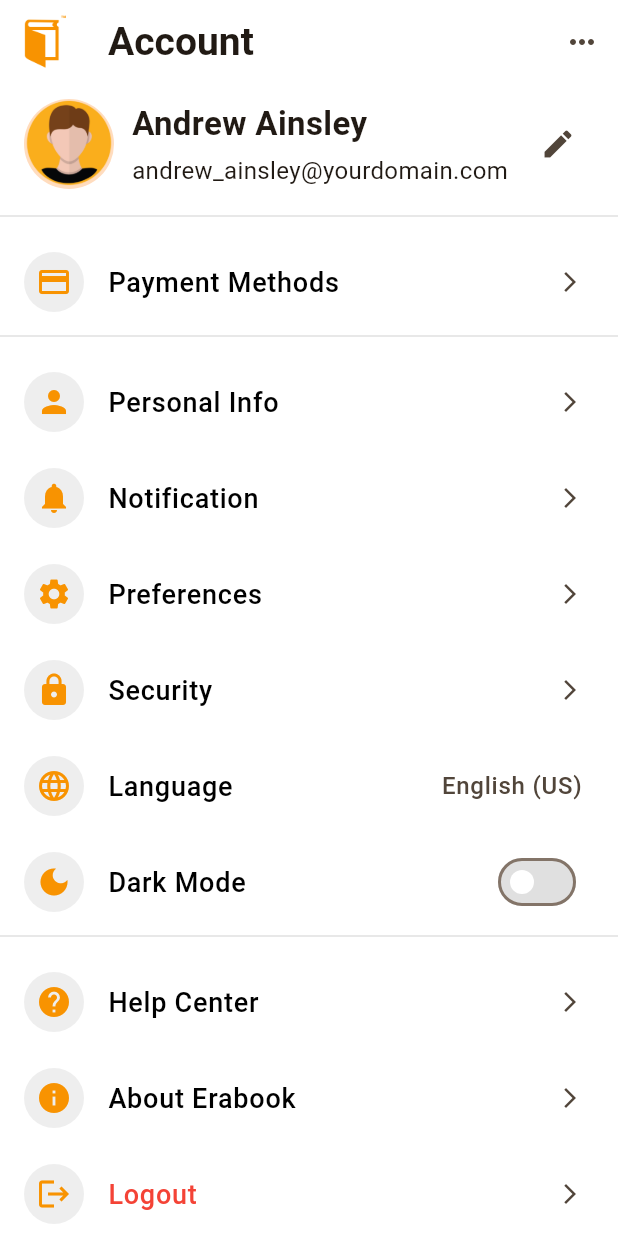
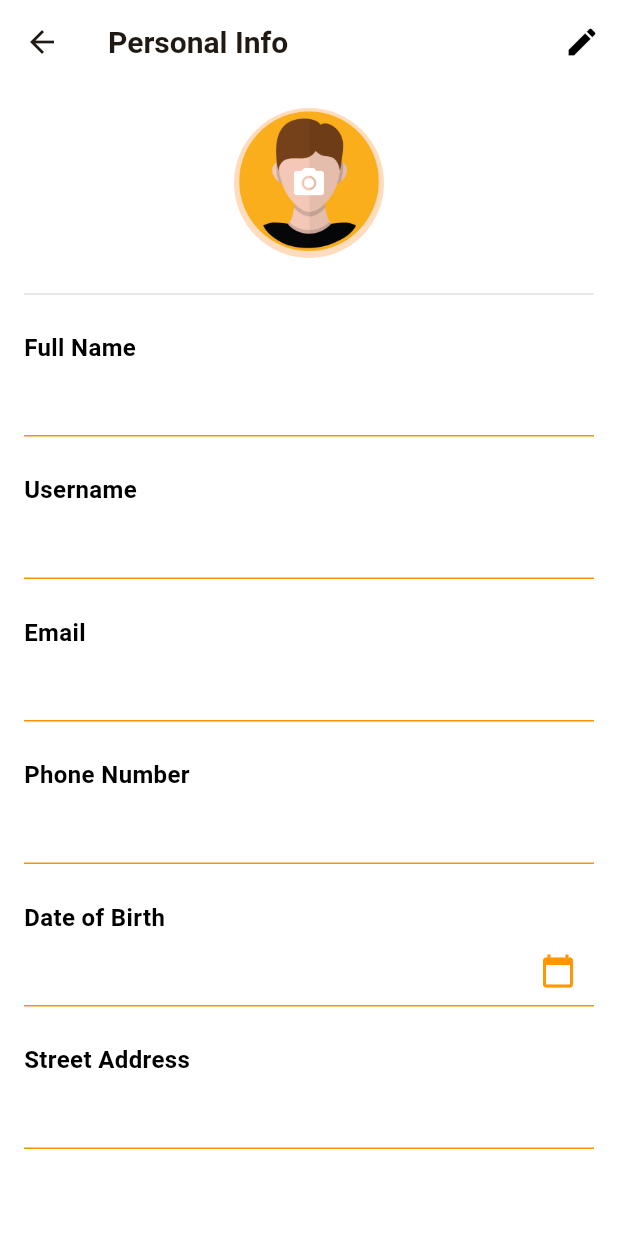
Before and after one commit to mostafizemon/E-Book-UI-Challange, a Flutter app: the AccountScreen screen opened directly, after a tap on "Personal Info", on a phone screen of 412 x 824 dp. Run offline on Flutter 3.47's test engine with Material 3 defaults, Android fonts, the phone set to English and light mode, and no system bars; our stand-ins replace country_picker, flutter_spinkit, image_picker, pinput.

Commit message:
book list screen and personal info screen design done

```diff
--- a/lib/common/widgets/genre_card.dart
+++ b/lib/common/widgets/genre_card.dart
@@ -13,7 +13,7 @@ class GenreCard extends StatelessWidget {
   @override
   Widget build(BuildContext context) {
     return Container(
-      width: 160,
+      width: 165,
       height: 100,
       decoration: BoxDecoration(
         borderRadius: BorderRadius.circular(12),
--- a/lib/screens/account_screen/account_screen.dart
+++ b/lib/screens/account_screen/account_screen.dart
@@ -1,5 +1,6 @@
 import 'package:flutter/material.dart';
 import 'package:ui_challange/common/widgets/custom_appbar.dart';
+import 'package:ui_challange/screens/personal_info_screen/personal_info_screen.dart';
 import '../../app/app_colors.dart';
 
 class AccountScreen extends StatefulWidget {
@@ -61,7 +62,9 @@ class _AccountScreenState extends State<AccountScreen> {
 
             _buildAccountOption(Icons.payment, "Payment Methods", () {}),
             Divider(color: Colors.black12),
-            _buildAccountOption(Icons.person, "Personal Info", () {}),
+            _buildAccountOption(Icons.person, "Personal Info", () {
+              Navigator.push(context, MaterialPageRoute(builder: (context)=>PersonalInfoScreen()));
+            }),
             _buildAccountOption(Icons.notifications, "Notification", () {}),
             _buildAccountOption(Icons.settings, "Preferences", () {}),
             _buildAccountOption(Icons.lock, "Security", () {}),
--- /dev/null
+++ b/lib/screens/personal_info_screen/personal_info_screen.dart
@@ -0,0 +1,147 @@
+import 'package:flutter/material.dart';
+import 'package:image_picker/image_picker.dart';
+import 'dart:io';
+
+import 'package:ui_challange/common/widgets/input_title.dart';
+import '../../app/app_colors.dart';
+
+class PersonalInfoScreen extends StatefulWidget {
+  const PersonalInfoScreen({super.key});
+
+  @override
+  State<PersonalInfoScreen> createState() => _PersonalInfoScreenState();
+}
+
+class _PersonalInfoScreenState extends State<PersonalInfoScreen> {
+  File? _image;
+  final TextEditingController _dobController = TextEditingController();
+
+  Future<void> _pickImage() async {
+    final pickedFile = await ImagePicker().pickImage(
+      source: ImageSource.gallery,
+    );
+
+    if (pickedFile != null) {
+      setState(() {
+        _image = File(pickedFile.path);
+      });
+    }
+  }
+
+  Future<void> _selectDate() async {
+    DateTime? pickedDate = await showDatePicker(
+      context: context,
+      initialDate: DateTime.now(),
+      firstDate: DateTime(1900),
+      lastDate: DateTime.now(),
+    );
+
+    if (pickedDate != null) {
+      setState(() {
+        _dobController.text =
+            "${pickedDate.month}/${pickedDate.day}/${pickedDate.year}";
+      });
+    }
+  }
+
+  @override
+  Widget build(BuildContext context) {
+    TextEditingController _emailTEController = TextEditingController();
+    return Scaffold(
+      appBar: AppBar(
+        elevation: 0,
+        scrolledUnderElevation: 0,
+        backgroundColor: Colors.white,
+        title: Text(
+          "Personal Info",
+          style: TextStyle(fontWeight: FontWeight.bold, fontSize: 20),
+        ),
+        actions: [
+          IconButton(
+            icon: Icon(Icons.edit, color: Colors.black),
+            onPressed: () {},
+          ),
+        ],
+      ),
+      body: Padding(
+        padding: const EdgeInsets.all(16),
+        child: SingleChildScrollView(
+          child: Column(
+            crossAxisAlignment: CrossAxisAlignment.start,
+            children: [
+              Center(
+                child: GestureDetector(
+                  onTap: _pickImage,
+                  child: CircleAvatar(
+                    radius: 50,
+                    backgroundImage:
+                        _image != null
+                            ? FileImage(_image!)
+                            : AssetImage('assets/images/profile_pic.png')
+                                as ImageProvider,
+                    child:
+                        _image == null
+                            ? Icon(
+                              Icons.camera_alt,
+                              color: Colors.white,
+                              size: 24,
+                            )
+                            : null,
+                  ),
+                ),
+              ),
+              SizedBox(height: 16),
+              Divider(color: Colors.black12),
+              SizedBox(height: 16),
+              InputTitle(title: "Full Name"),
+              TextFormField(cursorColor: AppColors.themeColor),
+              SizedBox(height: 24),
+              InputTitle(title: "Username"),
+              TextFormField(cursorColor: AppColors.themeColor),
+              SizedBox(height: 24),
+              InputTitle(title: "Email"),
+              TextFormField(
+                controller: _emailTEController,
+                autovalidateMode: AutovalidateMode.onUserInteraction,
+                cursorColor: AppColors.themeColor,
+                keyboardType: TextInputType.emailAddress,
+                validator: (String? value) {
+                  if (value?.trim().isEmpty ?? true) {
+                    return "Enter Your email-address";
+                  }
+                  final bool emailValid = RegExp(
+                    r"^[a-zA-Z0-9.a-zA-Z0-9.!#$%&'*+-/=?^_`{|}~]+@[a-zA-Z0-9]+\.[a-zA-Z]+",
+                  ).hasMatch(_emailTEController.value.text.trim());
+                  if (!emailValid) {
+                    return "Enter Your valid email-address";
+                  }
+                  return null;
+                },
+              ),
+              SizedBox(height: 24),
+              InputTitle(title: "Phone Number"),
+              TextFormField(
+                cursorColor: AppColors.themeColor,
+                keyboardType: TextInputType.number,
+              ),
+              SizedBox(height: 24),
+              InputTitle(title: "Date of Birth"),
+              TextFormField(
+                controller: _dobController,
+                cursorColor: AppColors.themeColor,
+                readOnly: true,
+                onTap: _selectDate,
+                decoration: InputDecoration(
+                  suffixIcon: Icon(Icons.calendar_today, color: Colors.orange),
+                ),
+              ),
+              SizedBox(height: 24),
+              InputTitle(title: "Street Address"),
+              TextFormField(cursorColor: AppColors.themeColor),
+            ],
+          ),
+        ),
+      ),
+    );
+  }
+}
--- a/lib/screens/purchased_screen/widgets/purchased_item_design.dart
+++ b/lib/screens/purchased_screen/widgets/purchased_item_design.dart
@@ -68,7 +68,7 @@ class _PurchasedItemDesignState extends State<PurchasedItemDesign> {
                   widget.title,
                   maxLines: 3,
                   style: TextStyle(
-                    fontSize: 18,
+                    fontSize: 16,
                     fontWeight: FontWeight.bold,
                     overflow: TextOverflow.ellipsis,
                   ),
--- a/lib/screens/wishlist_screen/widgets/wishlist_item_design.dart
+++ b/lib/screens/wishlist_screen/widgets/wishlist_item_design.dart
@@ -39,7 +39,7 @@ class WishListItemDesign extends StatelessWidget {
                   title,
                   maxLines: 3,
                   style: TextStyle(
-                    fontSize: 18,
+                    fontSize: 16,
                     fontWeight: FontWeight.bold,
                     overflow: TextOverflow.ellipsis,
                   ),
```
Also changed, not shown: lib/data/books_data.dart (+18 -0 lines), lib/data/genere_data.dart (added, +17 -0 lines), lib/screens/book_list_screen/book_list_screen.dart (added, +58 -0 lines), lib/screens/discover_screen/discover_screen.dart (+13 -4 lines), lib/screens/home_screen/home_screen.dart (+15 -21 lines).
